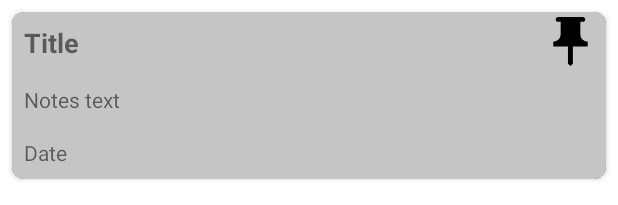
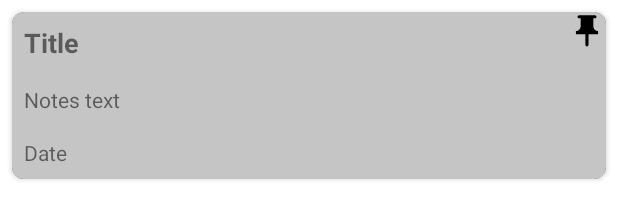
Before and after one commit to EEEEgggoor/NOTE_PROJECT, an Android app: the layout notes_list.xml on its own in the app's theme, with its tools: preview values and no code run, on a phone screen of 412 x 824 dp. Shown: the top 205 px of the screen. Run offline under Robolectric (Android 15) with nearby library versions, the phone set to English and light mode, and no system bars.

Commit message:
final_sborka_3

```diff
--- a/app/src/main/java/com/glv/note_project/MainActivity.java
+++ b/app/src/main/java/com/glv/note_project/MainActivity.java
@@ -1,3 +1,4 @@
+
 package com.glv.note_project;
 
 import androidx.annotation.NonNull;
@@ -284,10 +285,12 @@ public class MainActivity extends AppCompatActivity implements PopupMenu.OnMenuI
             String pin_Unique_id = selectednote.getUnique_id();
             if (selectednote.isPinned()) {
                 database.mainDAO().pin(selectednote.getID(), false);
+                notesListAdapter.notifyDataSetChanged();
                 Toast.makeText(MainActivity.this, "Заметка окреплена", Toast.LENGTH_SHORT).show();
                 mDataBase.child(UserEmailName).child(pin_Unique_id).child("pinned").setValue(false);
             } else {
                 database.mainDAO().pin(selectednote.getID(), true);
+                notesListAdapter.notifyDataSetChanged();
                 Toast.makeText(MainActivity.this, "Заметка закреплена", Toast.LENGTH_SHORT).show();
                 mDataBase.child(UserEmailName).child(pin_Unique_id).child("pinned").setValue(true);
             }
--- a/app/src/main/java/com/glv/note_project/NotesTakerActivity.java
+++ b/app/src/main/java/com/glv/note_project/NotesTakerActivity.java
@@ -109,7 +109,7 @@ public class NotesTakerActivity extends AppCompatActivity {
                 mDataBase.child(User_Note_key123).child(name1).child("Unique_id").setValue(name1);
             }
 
-            Toast.makeText(NotesTakerActivity.this, "Enter note", Toast.LENGTH_SHORT).show();
+
 
 
             finish();
--- a/app/src/main/res/layout/notes_list.xml
+++ b/app/src/main/res/layout/notes_list.xml
@@ -39,8 +39,8 @@
 
             <ImageView
                 android:id="@+id/imageView_pin"
-                android:layout_width="47dp"
-                android:layout_height="39dp"
+                android:layout_width="25dp"
+                android:layout_height="25dp"
                 android:layout_alignParentEnd="true"
                 android:src="@drawable/baseline_push_pin_24"
                 android:visibility="visible" />
```
